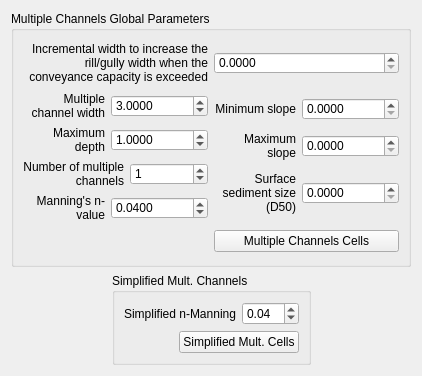
Before: the Qt Designer form flo2d/ui/multiple_channels_editor.ui in FLO-2DSoftware/qgis-flo-2d-plugin, drawn with Qt 5.
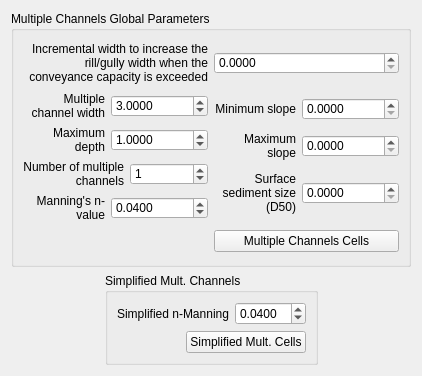
After: the same form once the commit is applied.

Commit message: Add 4 decimals to n-Manning

```diff
--- a/flo2d/ui/multiple_channels_editor.ui
+++ b/flo2d/ui/multiple_channels_editor.ui
@@ -568,6 +568,9 @@
           </item>
           <item>
            <widget class="QDoubleSpinBox" name="simple_manning_dbox">
+            <property name="decimals">
+             <number>4</number>
+            </property>
             <property name="value">
              <double>0.040000000000000</double>
             </property>
```
